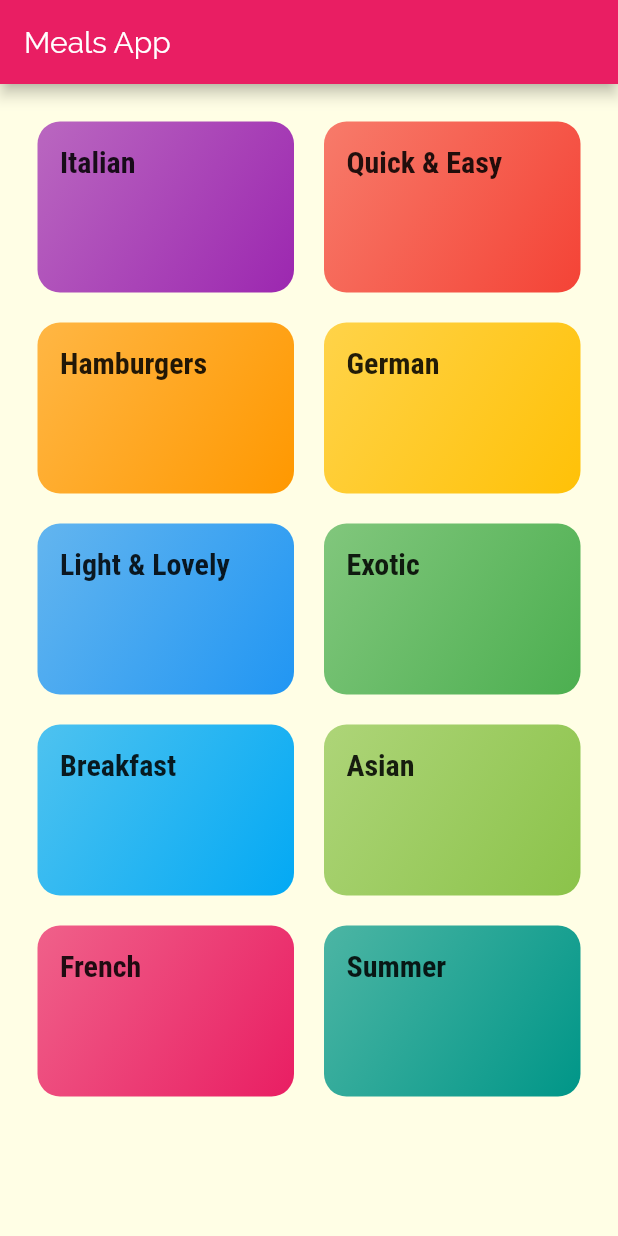
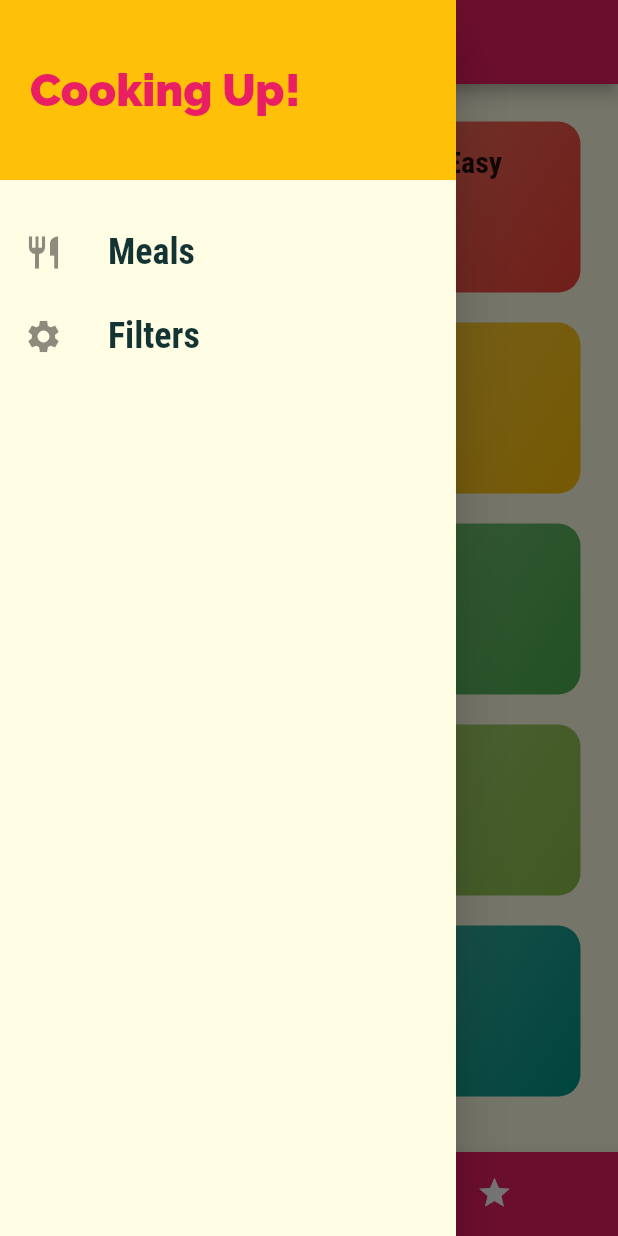
Before and after one commit to IsmailElShinnawy/meals-app, a Flutter app: the screen it shows after launch, with the side drawer open (before the commit the screen has no drawer), on a phone screen of 412 x 824 dp. Run offline on Flutter 3.47's test engine with Material 2 defaults, Android fonts, the phone set to English and light mode, and no system bars.

Commit message:
done with meal details, added tabs and drawers - L176

```diff
--- a/lib/main.dart
+++ b/lib/main.dart
@@ -1,8 +1,10 @@
 import 'package:flutter/material.dart';
 
+import './screens/tabs_screen.dart';
 import './screens/meal_detail_screen.dart';
 import './screens/category_meals_screen.dart';
 import './screens/categories_screen.dart';
+import './screens/filters_screen.dart';
 
 void main() => runApp(MyApp());
 
@@ -27,10 +29,12 @@ class MyApp extends StatelessWidget {
             ),
       ),
       // home: CategoriesScreen(),
+      initialRoute: '/',
       routes: {
-        '/': (_) => CategoriesScreen(),
+        '/': (_) => TabsScreen(),
         CategoryMealsScreen.routeName: (_) => CategoryMealsScreen(),
         MealDetailScreen.routeName: (_) => MealDetailScreen(),
+        FiltersScreen.routeName: (_) => FiltersScreen(),
       },
       // onGenerateRoute: (settings) {
       //   print(settings.arguments);
--- a/lib/screens/categories_screen.dart
+++ b/lib/screens/categories_screen.dart
@@ -9,9 +9,7 @@ class CategoriesScreen extends StatelessWidget {
     // returns a grid with all the categories
     // for the GridView we could also use the GridView.builder
     // for performance or for not knowing the # of items
-    return Scaffold(
-      appBar: AppBar(title: const Text('Meals App')),
-      body: GridView.builder(
+    return GridView.builder(
       itemBuilder: (ctx, idx) => CategoryItem(
         DUMMY_CATEGORIES[idx].id,
         DUMMY_CATEGORIES[idx].title,
@@ -25,7 +23,6 @@ class CategoriesScreen extends StatelessWidget {
         crossAxisSpacing: 20, // horizontal spacing
         mainAxisSpacing: 20, // vertical spacing
       ),
-      ),
     );
   }
 }
--- /dev/null
+++ b/lib/screens/filters_screen.dart
@@ -0,0 +1,20 @@
+import 'package:flutter/material.dart';
+
+import '../widgets/main_drawer.dart';
+
+class FiltersScreen extends StatelessWidget {
+  static const routeName = '/filters';
+
+  @override
+  Widget build(BuildContext context) {
+    return Scaffold(
+      appBar: AppBar(
+        title: Text('Your filters'),
+      ),
+      drawer: MainDrawer(),
+      body: Center(
+        child: Text('Filters!'),
+      ),
+    );
+  }
+}
--- /dev/null
+++ b/lib/screens/tabs_screen.dart
@@ -0,0 +1,82 @@
+import 'package:flutter/material.dart';
+
+import '../widgets/main_drawer.dart';
+import './favorites_screen.dart';
+import './categories_screen.dart';
+
+class TabsScreen extends StatefulWidget {
+  @override
+  _TabsScreenState createState() => _TabsScreenState();
+}
+
+class _TabsScreenState extends State<TabsScreen> {
+  final List<Map<String, Object>> _pages = [
+    {'title': 'Categories', 'page': CategoriesScreen()},
+    {'title': 'Your Favorites', 'page': FavoritesScreen()},
+  ];
+
+  var _selectedPageIndex = 0;
+
+  void _selectPage(int index) {
+    setState(() {
+      _selectedPageIndex = index;
+    });
+  }
+
+  @override
+  Widget build(BuildContext context) {
+    // return DefaultTabController(
+    //   length: 2,
+    //   child: Scaffold(
+    //     appBar: AppBar(
+    //       title: Text('Meals'),
+    //       bottom: TabBar(
+    //         tabs: [
+    //           Tab(
+    //             icon: Icon(Icons.category),
+    //             text: 'Categories',
+    //           ),
+    //           Tab(
+    //             icon: Icon(Icons.star),
+    //             text: 'Favorites',
+    //           ),
+    //         ],
+    //       ),
+    //     ),
+    //     body: TabBarView(
+    //       children: [
+    //         CategoriesScreen(),
+    //         FavoritesScreen(),
+    //       ],
+    //     ),
+    //   ),
+    // );
+    return Scaffold(
+      appBar: AppBar(
+        title: Text(_pages[_selectedPageIndex]['title']),
+      ),
+      drawer: MainDrawer(),
+      body: _pages[_selectedPageIndex]['page'],
+      bottomNavigationBar: BottomNavigationBar(
+        backgroundColor: Theme.of(context).primaryColor,
+        selectedItemColor: Theme.of(context).accentColor,
+        unselectedItemColor: Colors.white,
+        currentIndex: _selectedPageIndex,
+        type: BottomNavigationBarType.shifting,
+        onTap: _selectPage,
+        items: [
+          BottomNavigationBarItem(
+            backgroundColor: Theme.of(context).primaryColor,
+            icon: Icon(Icons.category),
+            title: Text('Categories'),
+          ),
+          BottomNavigationBarItem(
+            backgroundColor: Theme.of(context).primaryColor,
+            icon: Icon(Icons.star),
+            title: Text('Favorites'),
+          ),
+        ],
+      ),
+    );
+  }
+}
--- /dev/null
+++ b/lib/widgets/main_drawer.dart
@@ -0,0 +1,57 @@
+import 'package:flutter/material.dart';
+
+import '../screens/filters_screen.dart';
+
+class MainDrawer extends StatelessWidget {
+  Widget buildListTile(String title, IconData icon, Function tapHandler) {
+    return ListTile(
+      leading: Icon(
+        icon,
+        size: 26,
+      ),
+      title: Text(
+        title,
+        style: TextStyle(
+          fontFamily: 'RobotoCondensed',
+          fontSize: 24,
+          fontWeight: FontWeight.bold,
+        ),
+      ),
+      onTap: tapHandler,
+    );
+  }
+
+  @override
+  Widget build(BuildContext context) {
+    return Drawer(
+      child: Column(
+        children: [
+          Container(
+            height: 120,
+            width: double.infinity,
+            padding: EdgeInsets.all(20),
+            alignment: Alignment.centerLeft,
+            color: Theme.of(context).accentColor,
+            child: Text(
+              'Cooking Up!',
+              style: TextStyle(
+                fontWeight: FontWeight.w900,
+                fontSize: 30,
+                color: Theme.of(context).primaryColor,
+              ),
+            ),
+          ),
+          SizedBox(
+            height: 20,
+          ),
+          buildListTile('Meals', Icons.restaurant, () {
+            Navigator.of(context).pushReplacementNamed('/');
+          }),
+          buildListTile('Filters', Icons.settings, () {
+            Navigator.of(context).pushReplacementNamed(FiltersScreen.routeName);
+          }),
+        ],
+      ),
+    );
+  }
+}
```
Also changed, not shown: lib/screens/favorites_screen.dart (added, +10 -0 lines), lib/screens/meal_detail_screen.dart (+78 -3 lines). Lines whose indentation alone changed are shown as unchanged.
